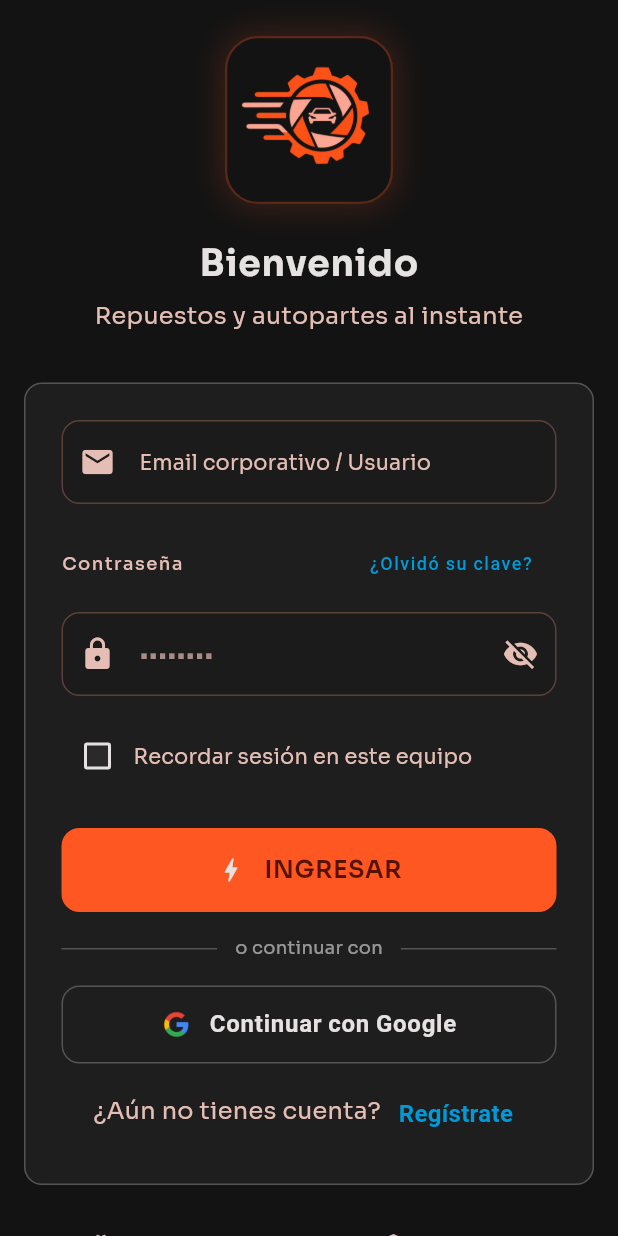
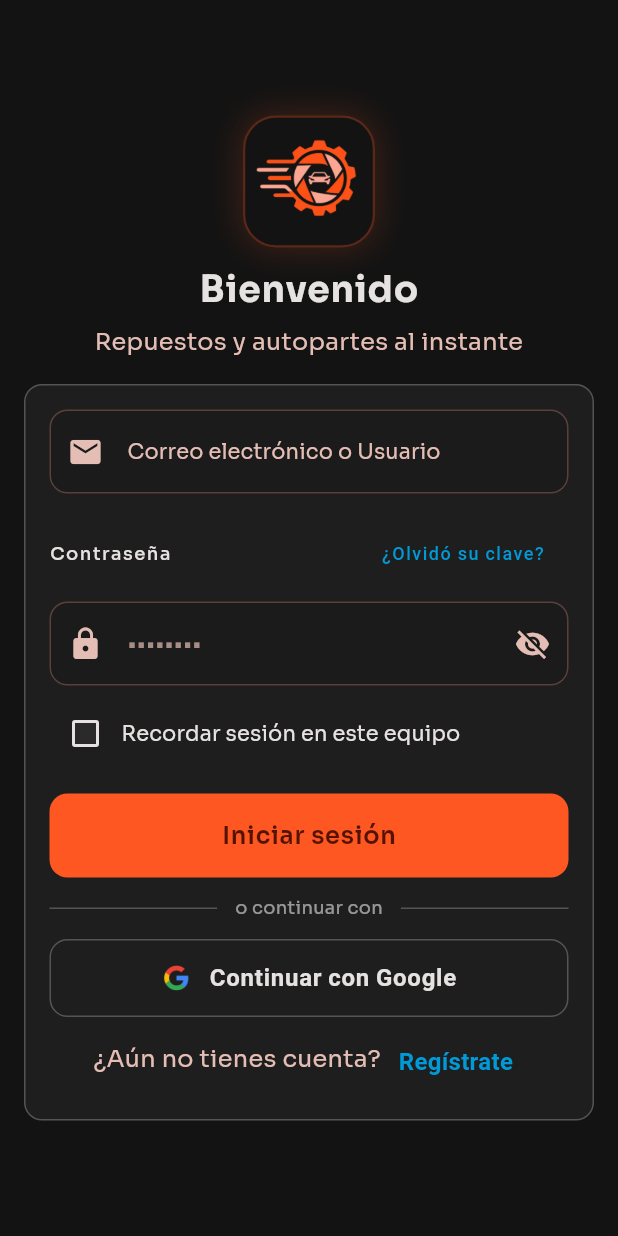
Before and after one commit to chribece/RepuestosYa, a Flutter app: the screen it shows after launch, after a tap on "Iniciar sesión", on a phone screen of 412 x 824 dp. Run offline on Flutter 3.47's test engine with Material 3 defaults, Android fonts, the phone set to English and light mode, and no system bars; our stand-ins replace awesome_snackbar_content, cached_network_image, connectivity_plus, device_info_plus, drift, drift_flutter and 16 more; accounts and stored records are empty; generated files the repository leaves out were written again; network calls fail.

Commit message:
feat(auth): completa y pule diseño E2E de Fase 1 (Welcome, Login y Registro)

```diff
--- a/lib/pages/login_page.dart
+++ b/lib/pages/login_page.dart
@@ -38,6 +38,9 @@ class _LoginPageState extends State<LoginPage> {
   String? _loginError;
   final AuthService _authService = AuthService();
   late final AlmacenService _almacenService;
+  final _passwordFocusNode = FocusNode();
+  final _loginButtonKey = GlobalKey();
+  double _keyboardInset = 0;
 
   @override
   void initState() {
@@ -49,12 +52,38 @@ class _LoginPageState extends State<LoginPage> {
   }
 
   @override
+  void didChangeDependencies() {
+    super.didChangeDependencies();
+    // Al aparecer el teclado (crece viewInsets) con la contraseña enfocada,
+    // desplaza el scroll para que el botón principal quede sobre el teclado.
+    final inset = MediaQuery.viewInsetsOf(context).bottom;
+    if (inset > _keyboardInset && _passwordFocusNode.hasFocus) {
+      WidgetsBinding.instance.addPostFrameCallback(
+        (_) => _mostrarBotonSobreTeclado(),
+      );
+    }
+    _keyboardInset = inset;
+  }
+
+  @override
   void dispose() {
     _emailController.removeListener(_clearLoginError);
     _passwordController.removeListener(_clearLoginError);
     _emailController.dispose();
     _passwordController.dispose();
+    _passwordFocusNode.dispose();
     super.dispose();
+  }
+
+  void _mostrarBotonSobreTeclado() {
+    final contexto = _loginButtonKey.currentContext;
+    if (contexto == null) return;
+    Scrollable.ensureVisible(
+      contexto,
+      duration: const Duration(milliseconds: 250),
+      curve: Curves.easeOut,
+      alignment: 1.0,
+    );
   }
 
   void _clearLoginError() {
@@ -246,26 +275,25 @@ class _LoginPageState extends State<LoginPage> {
 
   @override
   Widget build(BuildContext context) {
+    // Altura de la pantalla completa: no cambia al abrir el teclado, así que el
+    // layout no salta entre compacto y normal al enfocar un campo.
+    final compact = MediaQuery.sizeOf(context).height < 900;
     return Scaffold(
       backgroundColor: AppColors.background,
+      resizeToAvoidBottomInset: true,
       body: SafeArea(
         child: LayoutBuilder(
           builder: (context, constraints) {
-            final compact = constraints.maxHeight < 700;
-            final topPadding = compact ? 12.0 : 24.0;
-            const bottomPadding = AppSpacing.spacingXl;
             return SingleChildScrollView(
-              padding: EdgeInsets.fromLTRB(
-                AppSpacing.spacingMd,
-                topPadding,
-                AppSpacing.spacingMd,
-                bottomPadding,
+              keyboardDismissBehavior: ScrollViewKeyboardDismissBehavior.onDrag,
+              padding: const EdgeInsets.symmetric(
+                horizontal: AppSpacing.spacingMd,
+                vertical: AppSpacing.spacingLg,
               ),
               child: ConstrainedBox(
                 constraints: BoxConstraints(
-                  minHeight:
-                      (constraints.maxHeight - topPadding - bottomPadding)
-                          .clamp(0.0, constraints.maxHeight),
+                  minHeight: (constraints.maxHeight - 2 * AppSpacing.spacingLg)
+                      .clamp(0.0, double.infinity),
                 ),
                 child: Center(
                   child: ConstrainedBox(
@@ -280,12 +308,6 @@ class _LoginPageState extends State<LoginPage> {
                               : AppSpacing.spacingXl,
                         ),
                         _buildLoginForm(compact: compact),
-                        SizedBox(
-                          height: compact
-                              ? AppSpacing.spacingLg
-                              : AppSpacing.spacingXl,
-                        ),
-                        _buildFooter(),
                       ],
                     ),
                   ),
@@ -388,8 +410,8 @@ class _LoginPageState extends State<LoginPage> {
 
   Widget _buildEmailField() {
     return RyTextField(
-      label: 'Email corporativo / Usuario',
-      hint: 'nombre@empresa.com',
+      label: 'Correo electrónico o Usuario',
+      hint: 'tu@correo.com',
       type: RyTextFieldType.email,
       prefixIcon: Icons.mail,
       controller: _emailController,
@@ -409,7 +431,9 @@ class _LoginPageState extends State<LoginPage> {
     return Column(
       crossAxisAlignment: CrossAxisAlignment.start,
       children: [
-        Row(
+        Padding(
+          padding: const EdgeInsets.only(top: AppSpacing.spacingXs),
+          child: Row(
             mainAxisAlignment: MainAxisAlignment.spaceBetween,
             children: [
               // Flexible: en móvil angosto el label sin wrap empujaba el enlace
@@ -418,7 +442,7 @@ class _LoginPageState extends State<LoginPage> {
                 child: Text(
                   'Contraseña',
                   style: AppTextStyles.textStyleSmall.copyWith(
-                  color: AppColors.onSurfaceVariant,
+                    color: AppColors.onSurface,
                   ),
                 ),
               ),
@@ -435,10 +459,12 @@ class _LoginPageState extends State<LoginPage> {
               ),
             ],
           ),
+        ),
         const SizedBox(height: AppSpacing.spacingXs),
         RyTextField(
           hint: '••••••••',
           type: RyTextFieldType.password,
+          focusNode: _passwordFocusNode,
           prefixIcon: Icons.lock,
           controller: _passwordController,
           validator: (value) {
@@ -479,7 +505,7 @@ class _LoginPageState extends State<LoginPage> {
           child: Text(
             'Recordar sesión en este equipo',
             style: AppTextStyles.textStyleCaption.copyWith(
-              color: AppColors.onSurfaceVariant,
+              color: AppColors.onSurface,
             ),
           ),
         ),
@@ -491,8 +517,8 @@ class _LoginPageState extends State<LoginPage> {
     return Column(
       children: [
         RyButton(
-          label: 'INGRESAR',
-          icon: Icons.bolt,
+          key: _loginButtonKey,
+          label: 'Iniciar sesión',
           variant: RyButtonVariant.primary,
           size: RyButtonSize.large,
           isLoading: _isLoading,
@@ -620,74 +646,4 @@ class _LoginPageState extends State<LoginPage> {
       ),
     );
   }
-
-  Widget _buildFooter() {
-    return Column(
-      children: [
-        // Wrap: en móvil angosto los dos badges + divisor no cabían en un
-        // Row (RenderFlex overflow); con Wrap bajan a una segunda línea.
-        // SizedBox(infinite) + alignment center: cada línea queda CENTRADA
-        // (sin el ancho completo, el Wrap se pega a la izquierda).
-        SizedBox(
-          width: double.infinity,
-          child: Wrap(
-            alignment: WrapAlignment.center,
-            crossAxisAlignment: WrapCrossAlignment.center,
-            children: [
-              Row(
-                mainAxisSize: MainAxisSize.min,
-                children: [
-                  Icon(
-                    Icons.verified,
-                    size: 18,
-                    color: AppColors.onSurfaceVariant,
-                  ),
-                  const SizedBox(width: AppSpacing.spacingXxs),
-                  Text(
-                    'Certificado ISO 9001',
-                    style: AppTextStyles.textStyleSmall.copyWith(
-                      color: AppColors.onSurfaceVariant,
-                    ),
-                  ),
-                ],
-              ),
-              // Divisor vertical: solo tiene sentido si ambos badges quedan en
-              // la MISMA línea. Sin él, cuando el contenido no cabe, cada badge
-              // se centra en su propia línea (antes el divisor "colgaba" y el
-              // primer badge quedaba corrido a la izquierda).
-              const SizedBox(width: AppSpacing.spacingLg),
-              Row(
-                mainAxisSize: MainAxisSize.min,
-                children: [
-                  Icon(
-                    Icons.security,
-                    size: 18,
-                    color: AppColors.onSurfaceVariant,
-                  ),
-                  const SizedBox(width: AppSpacing.spacingXxs),
-                  Text(
-                    'SSL Secure',
-                    style: AppTextStyles.textStyleSmall.copyWith(
-                      color: AppColors.onSurfaceVariant,
-                    ),
-                  ),
-                ],
-              ),
-            ],
-          ),
-        ),
-        const SizedBox(height: AppSpacing.spacingMd),
-        Padding(
-          padding: const EdgeInsets.symmetric(horizontal: AppSpacing.spacingXl),
-          child: Text(
-            '© 2026 VCore Tech S.A. Todos los derechos reservados.',
-            style: AppTextStyles.textStyleSmall.copyWith(
-              color: AppColors.onSurfaceVariant,
-            ),
-            textAlign: TextAlign.center,
-          ),
-        ),
-      ],
-    );
 }
-}
--- a/lib/pages/role_selection_page.dart
+++ b/lib/pages/role_selection_page.dart
@@ -207,7 +207,7 @@ class _RoleSelectionPageState extends State<RoleSelectionPage> {
                   isSelected
                       ? Icons.check_circle
                       : Icons.radio_button_unchecked,
-                  color: isSelected ? accent : AppColors.outlineVariant,
+                  color: isSelected ? accent : AppColors.onSurfaceVariant,
                 ),
               ],
             ),
@@ -218,14 +218,22 @@ class _RoleSelectionPageState extends State<RoleSelectionPage> {
   }
 
   Widget _buildContinueButton() {
-    return RyButton(
+    final sinRol = _selectedRole == null;
+    // El GestureDetector recibe el toque también con el botón deshabilitado
+    // para mostrar el mensaje de validación.
+    return GestureDetector(
+      behavior: HitTestBehavior.translucent,
+      onTap: sinRol ? () => setState(() => _showRoleError = true) : null,
+      child: RyButton(
         label: widget.isGoogleSignup ? 'Crear cuenta y continuar' : 'Continuar',
         trailingIcon: Icons.arrow_forward,
         variant: RyButtonVariant.primary,
         size: RyButtonSize.large,
         isLoading: _isSubmitting,
+        isDisabled: sinRol,
         isFullWidth: true,
         onPressed: _handleContinue,
+      ),
     );
   }
 
--- a/lib/pages/welcome_page.dart
+++ b/lib/pages/welcome_page.dart
@@ -53,7 +53,19 @@ class _WelcomePageState extends State<WelcomePage> {
   Widget _buildLogoSection() {
     return Column(
       children: [
-        const RyLogoBadge(size: 160),
+        Container(
+          decoration: BoxDecoration(
+            borderRadius: BorderRadius.circular(22),
+            boxShadow: [
+              BoxShadow(
+                color: AppColors.primaryContainer.withValues(alpha: 0.35),
+                blurRadius: 60,
+                spreadRadius: 4,
+              ),
+            ],
+          ),
+          child: const RyLogoBadge(size: 180),
+        ),
         const SizedBox(height: AppSpacing.spacingMd),
         Text(
           'RepuestosYa',
@@ -69,7 +81,7 @@ class _WelcomePageState extends State<WelcomePage> {
     return Column(
       children: [
         Text(
-          'Tu socio estratégico en\nrepuestos automotrices',
+          'El ecosistema inteligente de repuestos automotrices.',
           style: AppTextStyles.textStyleHeading.copyWith(
             fontWeight: FontWeight.w600,
             color: AppColors.onSurface,
@@ -77,16 +89,33 @@ class _WelcomePageState extends State<WelcomePage> {
           ),
           textAlign: TextAlign.center,
         ),
-        const SizedBox(height: AppSpacing.spacingSm),
-        Text(
-          'Conectamos clientes y almacenes con\nprecisión, velocidad y confianza.',
-          style: AppTextStyles.textStyleBody.copyWith(
-            color: AppColors.onSurfaceVariant,
-            height: 1.5,
-          ),
-          textAlign: TextAlign.center,
-        ),
+        const SizedBox(height: AppSpacing.spacingMd),
+        _buildDescription(),
       ],
+    );
+  }
+
+  Widget _buildDescription() {
+    final bodyStyle = AppTextStyles.textStyleBody.copyWith(
+      color: AppColors.onSurfaceVariant,
+      height: 1.5,
+    );
+    final highlightStyle = bodyStyle.copyWith(
+      color: AppColors.primaryContainer,
+      fontWeight: FontWeight.bold,
+    );
+    return RichText(
+      textAlign: TextAlign.center,
+      text: TextSpan(
+        style: bodyStyle,
+        children: [
+          const TextSpan(text: 'Encuentra el '),
+          TextSpan(text: 'repuesto exacto', style: highlightStyle),
+          const TextSpan(text: ' en minutos, o '),
+          TextSpan(text: 'conecta tu almacén', style: highlightStyle),
+          const TextSpan(text: ' con miles de clientes en tiempo real.'),
+        ],
+      ),
     );
   }
 
@@ -95,7 +124,7 @@ class _WelcomePageState extends State<WelcomePage> {
       children: [
         RyButton(
           label: 'Iniciar sesión',
-          icon: Icons.login,
+          icon: Icons.person_outline,
           variant: RyButtonVariant.primary,
           size: RyButtonSize.large,
           isFullWidth: true,
@@ -122,57 +151,13 @@ class _WelcomePageState extends State<WelcomePage> {
   Widget _buildFooter() {
     return Column(
       children: [
-        Wrap(
-          alignment: WrapAlignment.center,
-          crossAxisAlignment: WrapCrossAlignment.center,
-          spacing: AppSpacing.spacingMd,
-          runSpacing: AppSpacing.spacingXs,
-          children: [
-            Row(
-              mainAxisSize: MainAxisSize.min,
-              children: [
-                const Icon(
-                  Icons.verified,
-                  size: 18,
-                  color: AppColors.onSurfaceVariant,
-                ),
-                const SizedBox(width: AppSpacing.spacingXs),
-                Text(
-                  'Certificado ISO 9001',
-                  style: AppTextStyles.textStyleSmall.copyWith(
-                    color: AppColors.onSurfaceVariant,
-                    letterSpacing: 0.5,
-                  ),
-                ),
-              ],
-            ),
-            Row(
-              mainAxisSize: MainAxisSize.min,
-              children: [
-                const Icon(
-                  Icons.security,
-                  size: 18,
-                  color: AppColors.onSurfaceVariant,
-                ),
-                const SizedBox(width: AppSpacing.spacingXs),
-                Text(
-                  'SSL Secure',
-                  style: AppTextStyles.textStyleSmall.copyWith(
-                    color: AppColors.onSurfaceVariant,
-                    letterSpacing: 0.5,
-                  ),
-                ),
-              ],
-            ),
-          ],
-        ),
-        const SizedBox(height: AppSpacing.spacingMd),
         Padding(
           padding: const EdgeInsets.symmetric(horizontal: AppSpacing.spacingSm),
           child: Text(
             '© 2026 VCore Tech S.A. Todos los derechos reservados.',
             style: AppTextStyles.textStyleSmall.copyWith(
-              color: AppColors.onSurfaceVariant,
+              color: Colors.white54,
+              fontSize: 11,
             ),
             textAlign: TextAlign.center,
           ),
```
Also changed, not shown: 2 other files. Lines whose indentation alone changed are shown as unchanged.
